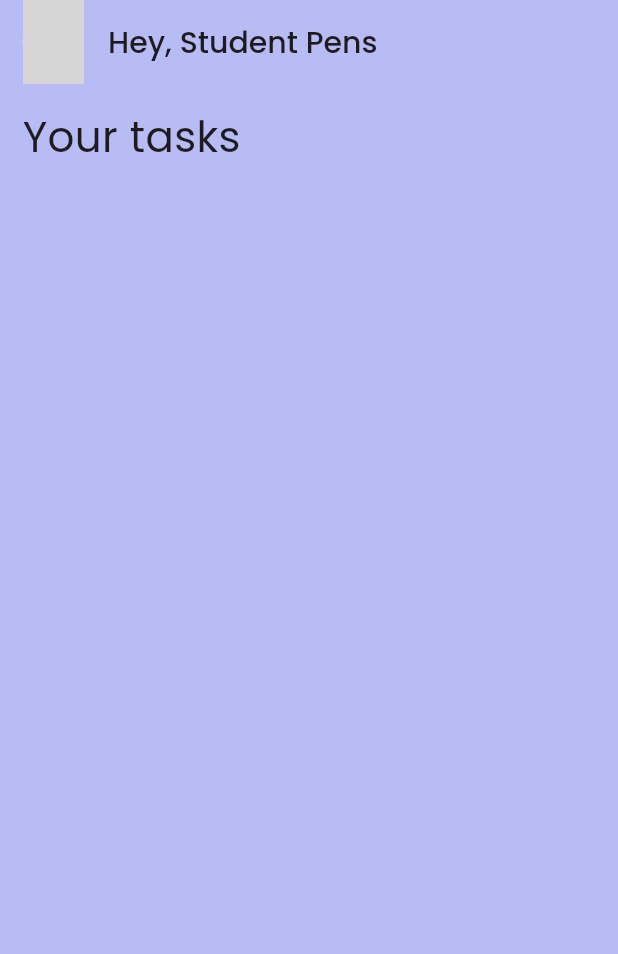
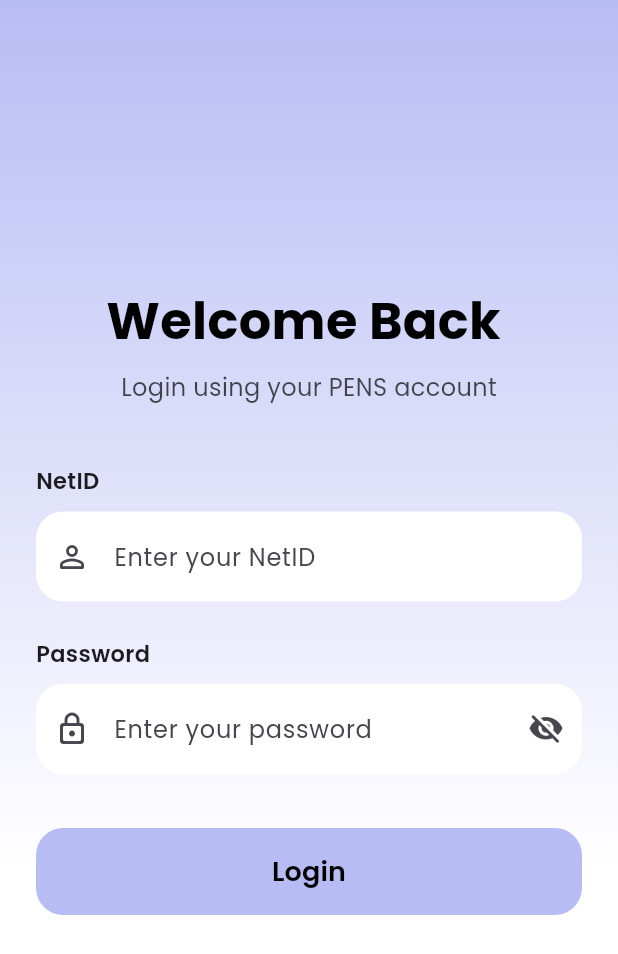
Before and after one commit to MiftaSetya/Hamin-FE, a Flutter app: the screen it shows after launch, on a phone screen of 412 x 824 dp. Shown: the top 954 px of the screen. Run offline on Flutter 3.47's test engine with Material 3 defaults, Android fonts, the phone set to English and light mode, and no system bars; our stand-ins replace dio, flutter_riverpod, hive, hive_flutter; accounts and stored records are empty; grey boxes are pictures that could not be loaded.

Commit message:
feat: add login screen and authentication

```diff
--- /dev/null
+++ b/lib/core/network/dio_client.dart
@@ -0,0 +1,11 @@
+import 'package:dio/dio.dart';
+
+class DioClient {
+  static final Dio dio = Dio(
+    BaseOptions(
+      baseUrl: "http://10.0.2.2:8080/api",
+      connectTimeout: const Duration(seconds: 10),
+      receiveTimeout: const Duration(seconds: 10)
+    )
+  );
+}
--- /dev/null
+++ b/lib/features/auth/models/login_response.dart
@@ -0,0 +1,13 @@
+class LoginResponse {
+  final String message;
+  final bool status;
+
+  LoginResponse({required this.message, required this.status});
+
+  factory LoginResponse.fromJson(
+    Map<String, dynamic> json,
+  ) {
+    return LoginResponse(
+        message: json['message'] ?? '', status: json['status'] ?? false);
+  }
+}
--- /dev/null
+++ b/lib/features/auth/screens/login_screen.dart
@@ -0,0 +1,202 @@
+import 'package:flutter/material.dart';
+import 'package:hamin/core/theme/app_colors.dart';
+import 'package:hamin/features/auth/services/auth_service.dart';
+
+class LoginScreen extends StatefulWidget {
+  const LoginScreen({super.key});
+
+  @override
+  State<LoginScreen> createState() => _LoginScreenState();
+}
+
+class _LoginScreenState extends State<LoginScreen> {
+  final TextEditingController netIdController = TextEditingController();
+  final TextEditingController passwordController = TextEditingController();
+
+  bool isObscure = true;
+  bool isLoading = false;
+
+  @override
+  Widget build(BuildContext context) {
+    return Scaffold(
+      resizeToAvoidBottomInset: true,
+      body: Container(
+        width: double.infinity,
+        height: double.infinity,
+        decoration: BoxDecoration(
+          gradient: LinearGradient(
+            begin: Alignment.topCenter,
+            end: Alignment.bottomCenter,
+            colors: [
+              AppColors.primary,
+              Colors.white,
+            ],
+            stops: const [0.0, 0.7],
+          ),
+        ),
+        child: Padding(
+          padding: const EdgeInsets.symmetric(
+            horizontal: 24,
+          ),
+          child: Center(
+            child: SingleChildScrollView(
+              child: Column(
+                crossAxisAlignment: CrossAxisAlignment.start,
+                children: [
+                  Center(
+                    child: Column(
+                      children: [
+                        Text(
+                          "Welcome Back ",
+                          style: TextStyle(
+                            fontSize: 34,
+                            fontWeight: FontWeight.w700,
+                            color: Colors.black,
+                          ),
+                        ),
+                        const SizedBox(height: 8),
+                        Text(
+                          "Login using your PENS account",
+                          style: TextStyle(
+                            fontSize: 16,
+                            color: Colors.black.withOpacity(0.7),
+                          ),
+                        ),
+                      ],
+                    ),
+                  ),
+                  const SizedBox(height: 40),
+                  Text(
+                    "NetID",
+                    style: TextStyle(
+                      fontSize: 15,
+                      fontWeight: FontWeight.w600,
+                    ),
+                  ),
+                  const SizedBox(height: 10),
+                  TextField(
+                    controller: netIdController,
+                    decoration: InputDecoration(
+                      hintText: "Enter your NetID",
+                      filled: true,
+                      fillColor: Colors.white,
+                      prefixIcon: const Icon(
+                        Icons.person_outline_rounded,
+                      ),
+                      contentPadding: const EdgeInsets.symmetric(
+                        vertical: 18,
+                      ),
+                      border: OutlineInputBorder(
+                        borderRadius: BorderRadius.circular(18),
+                        borderSide: BorderSide.none,
+                      ),
+                    ),
+                  ),
+                  const SizedBox(height: 24),
+                  Text(
+                    "Password",
+                    style: TextStyle(
+                      fontSize: 15,
+                      fontWeight: FontWeight.w600,
+                    ),
+                  ),
+                  const SizedBox(height: 10),
+                  TextField(
+                    controller: passwordController,
+                    obscureText: isObscure,
+                    decoration: InputDecoration(
+                      hintText: "Enter your password",
+                      filled: true,
+                      fillColor: Colors.white,
+                      prefixIcon: const Icon(
+                        Icons.lock_outline_rounded,
+                      ),
+                      suffixIcon: IconButton(
+                        onPressed: () {
+                          setState(() {
+                            isObscure = !isObscure;
+                          });
+                        },
+                        icon: Icon(
+                          isObscure
+                              ? Icons.visibility_off_rounded
+                              : Icons.visibility_rounded,
+                        ),
+                      ),
+                      contentPadding: const EdgeInsets.symmetric(
+                        vertical: 18,
+                      ),
+                      border: OutlineInputBorder(
+                        borderRadius: BorderRadius.circular(18),
+                        borderSide: BorderSide.none,
+                      ),
+                    ),
+                  ),
+                  const SizedBox(height: 36),
+                  SizedBox(
+                    width: double.infinity,
+                    height: 58,
+                    child: ElevatedButton(
+                      onPressed: isLoading
+                          ? null
+                          : () async {
+                              setState(() {
+                                isLoading = true;
+                              });
+
+                              try {
+                                final result = await AuthService().login(
+                                    username: netIdController.text.trim(),
+                                    password: passwordController.text);
+
+                                if (!context.mounted) return;
+
+                                ScaffoldMessenger.of(context).showSnackBar(
+                                    SnackBar(
+                                        content: Text(result.message),
+                                        backgroundColor: Colors.green));
+
+                                await Future.delayed(
+                                    const Duration(milliseconds: 800));
+                              } catch (e) {
+                                if (!context.mounted) return;
+
+                                ScaffoldMessenger.of(context).showSnackBar(
+                                    SnackBar(
+                                        content: Text(e.toString()),
+                                        backgroundColor: Colors.red));
+                              } finally {
+                                if (context.mounted) {
+                                  setState(() {
+                                    isLoading = false;
+                                  });
+                                }
+                              }
+                            },
+                      style: ElevatedButton.styleFrom(
+                        backgroundColor: AppColors.primary,
+                        elevation: 0,
+                        shape: RoundedRectangleBorder(
+                          borderRadius: BorderRadius.circular(18),
+                        ),
+                      ),
+                      child: const Text(
+                        "Login",
+                        style: TextStyle(
+                          fontSize: 18,
+                          fontWeight: FontWeight.w600,
+                          color: Colors.black,
+                        ),
+                      ),
+                    ),
+                  ),
+                  const SizedBox(height: 24),
+                ],
+              ),
+            ),
+          ),
+        ),
+      ),
+    );
+  }
+}
--- /dev/null
+++ b/lib/features/auth/services/auth_service.dart
@@ -0,0 +1,27 @@
+import 'package:dio/dio.dart';
+import 'package:hamin/core/network/dio_client.dart';
+import 'package:hamin/features/auth/models/login_response.dart';
+
+class AuthService {
+  Future<LoginResponse> login({
+    required String username,
+    required String password
+  }) async {
+    try {
+      final response = await DioClient.dio.post("/login", data: {
+        "username": username,
+        "password": password
+      });
+
+      return LoginResponse.fromJson(response.data);
+    } on DioException catch (e) {
+      throw Exception(
+        e.response?.data['message'] ?? 'Login failed'
+      );
+    } catch (e) {
+      throw Exception(
+        'Unexpected error: $e'
+      );
+    }
+  }
+}
--- a/lib/main.dart
+++ b/lib/main.dart
@@ -1,5 +1,6 @@
 import 'package:flutter/material.dart';
 import 'package:flutter_riverpod/flutter_riverpod.dart';
+import 'package:hamin/features/auth/screens/login_screen.dart';
 import 'package:hamin/features/dashboard/models/task_model.dart';
 import 'package:hamin/features/dashboard/screens/dashboard_screen.dart';
 import 'package:hive_flutter/hive_flutter.dart';
@@ -30,7 +31,7 @@ class MyApp extends StatelessWidget {
       theme: ThemeData(
         fontFamily: 'Poppins'
       ),
-      home: DashboardScreen()
+      home: LoginScreen()
     );
   }
 }
```
